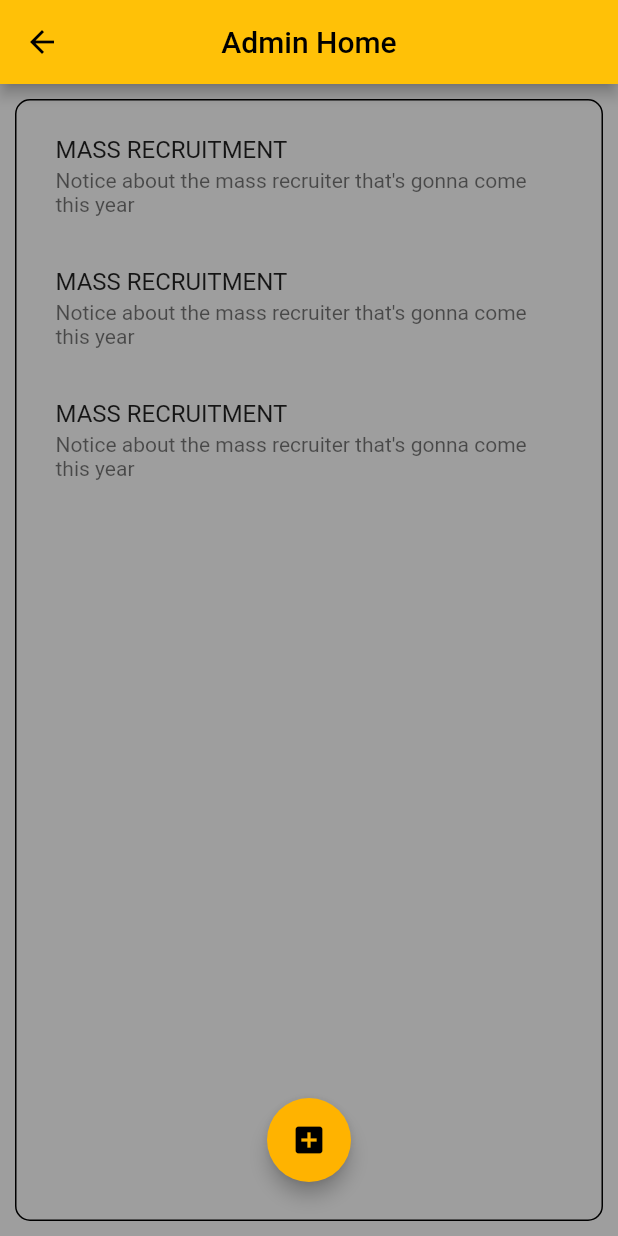
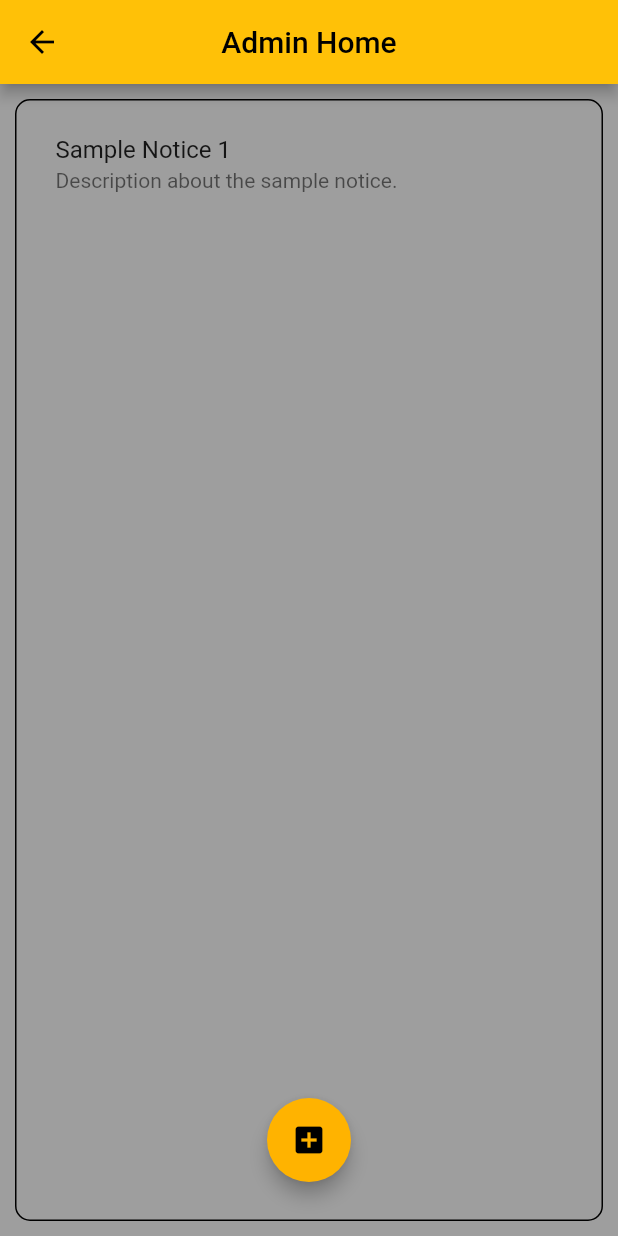
Before and after one commit to Aftab-M/PLACE_ME_NT, a Flutter app: the AdminHome screen opened directly, on a phone screen of 412 x 824 dp. Run offline on Flutter 3.47's test engine with Material 2 defaults, Android fonts, the phone set to English and light mode, and no system bars; our stand-ins replace cloud_firestore, firebase_core; accounts and stored records are empty.

Commit message:
Update adminHome.dart

```diff
--- a/place_me_nt/lib/modules/adminHome.dart
+++ b/place_me_nt/lib/modules/adminHome.dart
@@ -11,17 +11,9 @@ TextEditingController _desc = TextEditingController();
 
 List _posts = [
   {
-    'title': 'MASS RECRUITMENT',
-    'desc': "Notice about the mass recruiter that's gonna come this year"
+    'title': 'Sample Notice 1',
+    'desc': "Description about the sample notice."
   },
-  {
-    'title': 'MASS RECRUITMENT',
-    'desc': "Notice about the mass recruiter that's gonna come this year"
-  },
-  {
-    'title': 'MASS RECRUITMENT',
-    'desc': "Notice about the mass recruiter that's gonna come this year"
-  }
 ];
 
 
```
